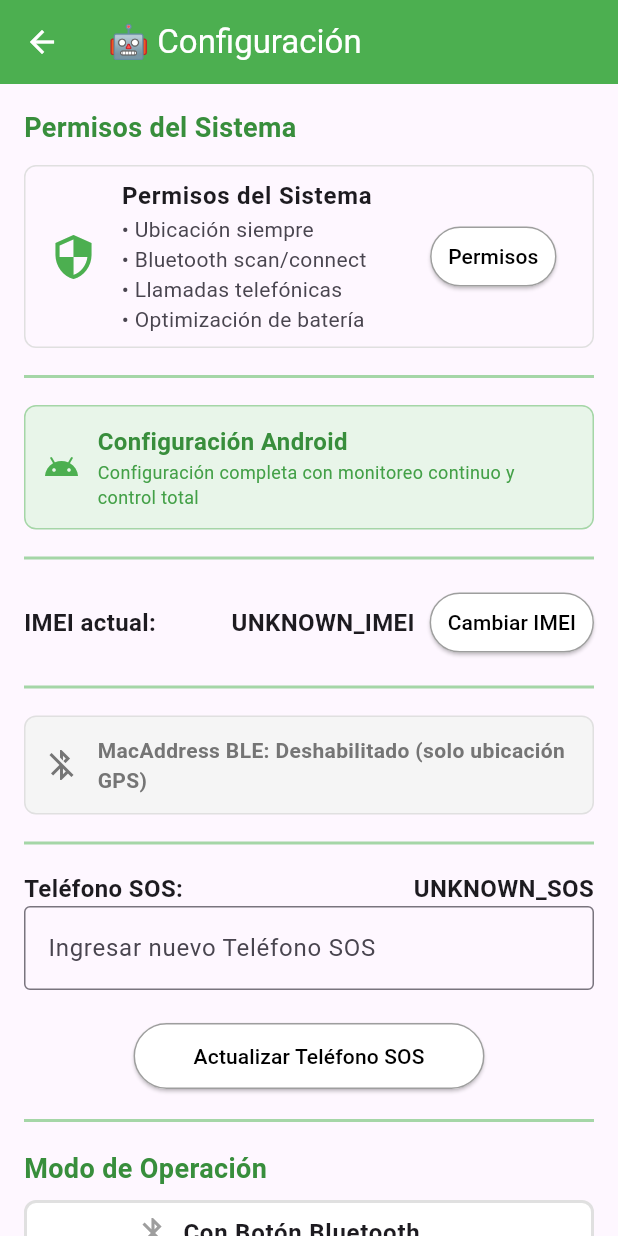
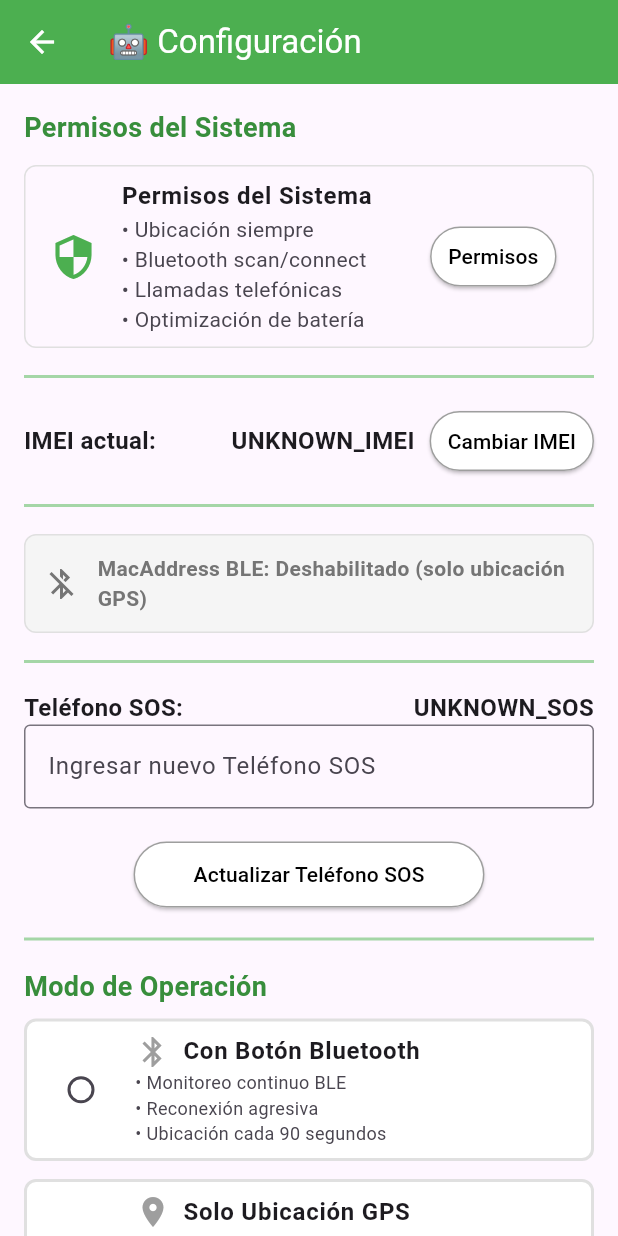
Before and after one commit to luigi105/ble-sos-ios, a Flutter app: the SettingsPage screen opened directly, on a phone screen of 412 x 824 dp. Run offline on Flutter 3.47's test engine with Material 3 defaults, Android fonts, the phone set to English and light mode, and no system bars; our stand-ins replace audioplayers, connectivity_plus, device_info_plus, flutter_blue_plus, flutter_local_notifications, geolocator and 2 more; missing offline and left inert: flutter_foreground_task; accounts and stored records are empty; project files that could hold a hidden picture were left out.

Commit message:
39 Settings Changes 2

```diff
--- a/lib/main.dart
+++ b/lib/main.dart
@@ -2277,7 +2277,7 @@ Future<bool> startScanAndConnect() async {
                 ),
             */
             // ✅ CIERRE CORRECTO DEL CONTAINER PRINCIPAL
-            if (Platform.isIOS)
+  /*          if (Platform.isIOS)
               Container(
                 width: size.width * 0.8,
                 margin: const EdgeInsets.only(bottom: 8),
@@ -2295,7 +2295,7 @@ Future<bool> startScanAndConnect() async {
                     style: TextStyle(fontSize: 14, fontWeight: FontWeight.bold),
                   ),
                 ),
-              ),
+              ), */
 
               if (BleData.conBoton == 1) ...[
                 Container(
--- a/lib/settings_page.dart
+++ b/lib/settings_page.dart
@@ -97,7 +97,7 @@ Widget build(BuildContext context) {
     resizeToAvoidBottomInset: true,
     appBar: AppBar(
       title: Text(
-        Platform.isIOS ? "🍎 Configuración iOS" : "🤖 Configuración",
+        Platform.isIOS ? "Configuración iOS" : "🤖 Configuración",
         style: const TextStyle(color: Colors.white),
       ),
       backgroundColor: Platform.isIOS ? Colors.blue : Colors.green,
@@ -158,7 +158,7 @@ Widget build(BuildContext context) {
                     color: Platform.isIOS ? Colors.blue : Colors.grey,
                     width: 1,
                   ),
-                  backgroundColor: Platform.isIOS ? Colors.blue.shade50 : Colors.white,
+                  backgroundColor: Colors.white, // ✅ CAMBIO: Fondo blanco
                   padding: const EdgeInsets.symmetric(horizontal: 12, vertical: 8),
                 ),
                 child: Text(
@@ -168,55 +168,6 @@ Widget build(BuildContext context) {
                   ),
                 ),
               ),
-            ),
-          ),
-
-          _buildDivider(),
-
-          // ✅ Información de plataforma
-          Container(
-            width: double.infinity,
-            padding: const EdgeInsets.all(12),
-            decoration: BoxDecoration(
-              color: Platform.isIOS ? Colors.blue.shade50 : Colors.green.shade50,
-              borderRadius: BorderRadius.circular(8),
-              border: Border.all(
-                color: Platform.isIOS ? Colors.blue.shade200 : Colors.green.shade200,
-              ),
-            ),
-            child: Row(
-              children: [
-                Icon(
-                  Platform.isIOS ? Icons.phone_iphone : Icons.android,
-                  color: Platform.isIOS ? Colors.blue : Colors.green,
-                  size: 24,
-                ),
-                const SizedBox(width: 12),
-                Expanded(
-                  child: Column(
-                    crossAxisAlignment: CrossAxisAlignment.start,
-                    children: [
-                      Text(
-                        Platform.isIOS ? "Configuración iOS" : "Configuración Android",
-                        style: TextStyle(
-                          fontWeight: FontWeight.bold,
-                          fontSize: 16,
-                          color: Platform.isIOS ? Colors.blue.shade700 : Colors.green.shade700,
-                        ),
-                      ),
-                      Text(
-                        Platform.isIOS
-                          ? "Optimizado para eficiencia de batería y APIs nativas de Apple"
-                          : "Configuración completa con monitoreo continuo y control total",
-                        style: TextStyle(
-                          fontSize: 12,
-                          color: Platform.isIOS ? Colors.blue.shade600 : Colors.green.shade600,
-                        ),
-                      ),
-                    ],
-                  ),
-                ),
-              ],
             ),
           ),
 
@@ -467,7 +418,6 @@ Widget build(BuildContext context) {
                 ),
                 const SizedBox(height: 8),
                 if (Platform.isIOS) ...[
-                  const Text("• 🔋 Batería dura 2-3 días vs 8-12 horas"),
                   const Text("• 🔄 Reconexión BLE automática por Apple"),
                   const Text("• 📍 Ubicación solo en cambios significativos (>100m)"),
                   const Text("• 🚨 SOS garantizado 30 segundos de ejecución"),
@@ -504,7 +454,7 @@ Widget build(BuildContext context) {
                   color: Platform.isIOS ? Colors.blue : Colors.grey,
                   width: 1,
                 ),
-                backgroundColor: Platform.isIOS ? Colors.blue.shade50 : Colors.white,
+                backgroundColor: Colors.white, // ✅ CAMBIO: Fondo blanco
                 padding: const EdgeInsets.symmetric(horizontal: 12, vertical: 8),
               ),
               child: Text(
@@ -564,7 +514,7 @@ Widget build(BuildContext context) {
             color: Platform.isIOS ? Colors.blue : Colors.grey,
             width: 1,
           ),
-          backgroundColor: Platform.isIOS ? Colors.blue.shade50 : Colors.white,
+          backgroundColor: Colors.white, // ✅ CAMBIO: Fondo blanco
           padding: const EdgeInsets.symmetric(horizontal: 40, vertical: 12),
         ),
         child: Text(
--- a/pubspec.yaml
+++ b/pubspec.yaml
@@ -16,7 +16,7 @@ publish_to: 'none' # Remove this line if you wish to publish to pub.dev
 # https://developer.apple.com/library/archive/documentation/General/Reference/InfoPlistKeyReference/Articles/CoreFoundationKeys.html
 # In Windows, build-name is used as the major, minor, and patch parts
 # of the product and file versions while build-number is used as the build suffix.
-version: 1.0.0+38
+version: 1.0.0+39
 
 environment:
 #  sdk: ">=3.0.0 <4.0.0"
```
Also changed, not shown: lib/ios_permission_guide.dart (+37 -58 lines).
